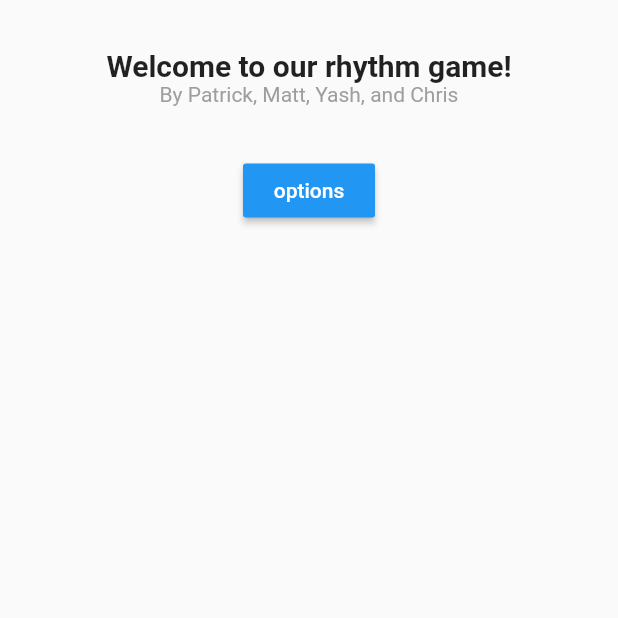
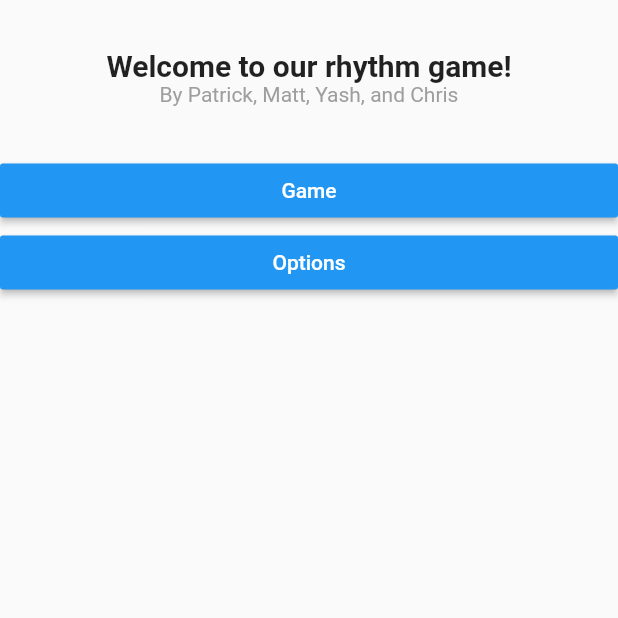
Before and after one commit to ItsNotRick/COP4331, a Flutter app: the screen it shows after launch, on a phone screen of 412 x 824 dp, the top half of it. Run offline on Flutter 3.47's test engine with Material 2 defaults, Android fonts, the phone set to English and light mode, and no system bars.

```diff
--- a/client-side/lib/main.dart
+++ b/client-side/lib/main.dart
@@ -6,35 +6,13 @@ import 'package:flutter/material.dart';
 void main() => runApp(MyApp());
 
 void test(context) => debugPrint("back");
-Row buildButtonRow(String testText, String path, BuildContext context){
-
-        // // TODO: figure out what do do for exception handling
-        // if(!(path.startsWith('/') || path.compareTo('pop') == 0)){
-        //   debugPrintStack();
-        //   debugPrint("error: buildButtonRow was not passed a valid pathname");
-        //   exit(0);
-        // }
-
-        return Row(
-          children: [
-            Expanded(
-              child: Column(
-                crossAxisAlignment: CrossAxisAlignment.center,
-                children: [
-                  RaisedButton(
-                    onPressed:(path == 'pop') ? () { Navigator.of(context).pop(); } : () { Navigator.of(context).pushNamed(path); },
-                    padding: const EdgeInsets.all(8.0),
-                    textColor: Colors.white,
-                    color: Colors.blue,
-                    child: Text(testText),
-                  ),
-                ]
-              ),
-            ),
-          ],
-        );
-      }
-
+//                  RaisedButton(
+//                    onPressed:(path == 'pop') ? () { Navigator.of(context).pop(); } : () { Navigator.of(context).pushNamed(path); },
+//                    padding: const EdgeInsets.all(8.0),
+//                    textColor: Colors.white,
+//                    color: Colors.blue,
+//                    child: Text(testText),
+//                  ),
 
 class MyApp extends StatelessWidget {
   // build is the main function for a widget.
@@ -42,12 +20,13 @@ class MyApp extends StatelessWidget {
   @override
   Widget build(BuildContext context){
       return MaterialApp(
+        title: 'Flutter Demo',
+        initialRoute: '/',
         routes: {
-          // '/': (context) => MyApp(),
-          '/second' : (context) => OptionScreen(),
+          '/' : (context) => MainMenu(),
+          '/options' : (context) => OptionsMenu(),
+          '/game' : (context) => GameScreen(),
         },
-        title: 'Flutter Demo',
-        home: MainMenu(),
       );
   }
 
@@ -59,19 +38,15 @@ class MainMenu extends StatelessWidget{
 
     Widget titleSection = Container(
       padding: const EdgeInsets.all(32.0),
-        child: Row(
-          children:[
-            Expanded(
+      child: Center(
         child: Column(
-                crossAxisAlignment: CrossAxisAlignment.center,
+          mainAxisAlignment: MainAxisAlignment.center,
           children: [
-                  Container(
-                    child: Text(
+            Text(
               'Welcome to our rhythm game!',
               style: TextStyle(
                 fontWeight: FontWeight.bold,
                 fontSize: 20.0,
-                      ),
               ),
             ),
             Text(
@@ -83,46 +58,111 @@ class MainMenu extends StatelessWidget{
           ],
         )
       )
-          ],
-        ),
     );
 
     return Scaffold(
       body: ListView(
-        children: <Widget>[
+        children: <Widget> [
           titleSection,
-          buildButtonRow('options', '/second', context),
+          RaisedButton(
+            onPressed:() {
+              Navigator.pushNamed(
+                context,
+                '/game'
+              );
+            },
+            padding: const EdgeInsets.all(8.0),
+            textColor: Colors.white,
+            color: Colors.blue,
+            child: Text('Game'),
+          ),
+          RaisedButton(
+            onPressed:() {
+              Navigator.pushNamed(
+                context,
+                '/options'
+              );
+            },
+            padding: const EdgeInsets.all(8.0),
+            textColor: Colors.white,
+            color: Colors.blue,
+            child: Text('Options'),
+          ),
         ],
       ),
     );
   }
 }
-class OptionScreen extends StatefulWidget{
+class OptionsMenu extends StatefulWidget{
   Options createState() => Options();
 }
 
-class Options extends State<OptionScreen>{
-   double _value = 20.0;
+class Options extends State<OptionsMenu>{
+   double _threshold = 20.0;
   @override
   Widget build(BuildContext context){
     return MaterialApp(
       title: 'Flutter Demo',
       home: Scaffold(
-        body: ListView(
-          children: <Widget>[
-            buildButtonRow('hello', '/', context),
-            Text('Volume',textAlign: TextAlign.center,),
+        body: Center(
+          child: Column(
+            mainAxisAlignment: MainAxisAlignment.center,
+            children: <Widget> [
+              Text(
+                'Volume',
+              ),
               Slider(
-              value: _value,
+                value: _threshold,
                 min: 0.0,
                 max: 100.0,
                 onChanged: (double value) {
-                setState(() => _value = value);
+                  setState(() {
+                    _threshold = value;
+                  });
                 },
               ),
+              RaisedButton(
+                onPressed:() {
+                  Navigator.pop(
+                    context
+                  );
+                },
+                padding: const EdgeInsets.all(8.0),
+                textColor: Colors.white,
+                color: Colors.blue,
+                child: Text('Return'),
+              ),
             ]
+          ),
         ),
       ),
     );
   }
 }
+
+class GameScreen extends StatefulWidget {
+
+  @override
+  _GameScreenState createState() => _GameScreenState();
+}
+
+class _GameScreenState extends State<GameScreen> {
+
+  @override
+  Widget build(BuildContext context) {
+    return Scaffold(
+      //appBar: AppBar(
+      //title: Text("Settings"),
+      //),
+      body: Center(
+        child: Column(
+          mainAxisAlignment: MainAxisAlignment.center,
+          children: <Widget> [
+            Text(
+              'game screen :^)'
+            ),
+          ]),
+      ),
+    );
+  }
+}
```
Lines whose indentation alone changed are shown as unchanged.
